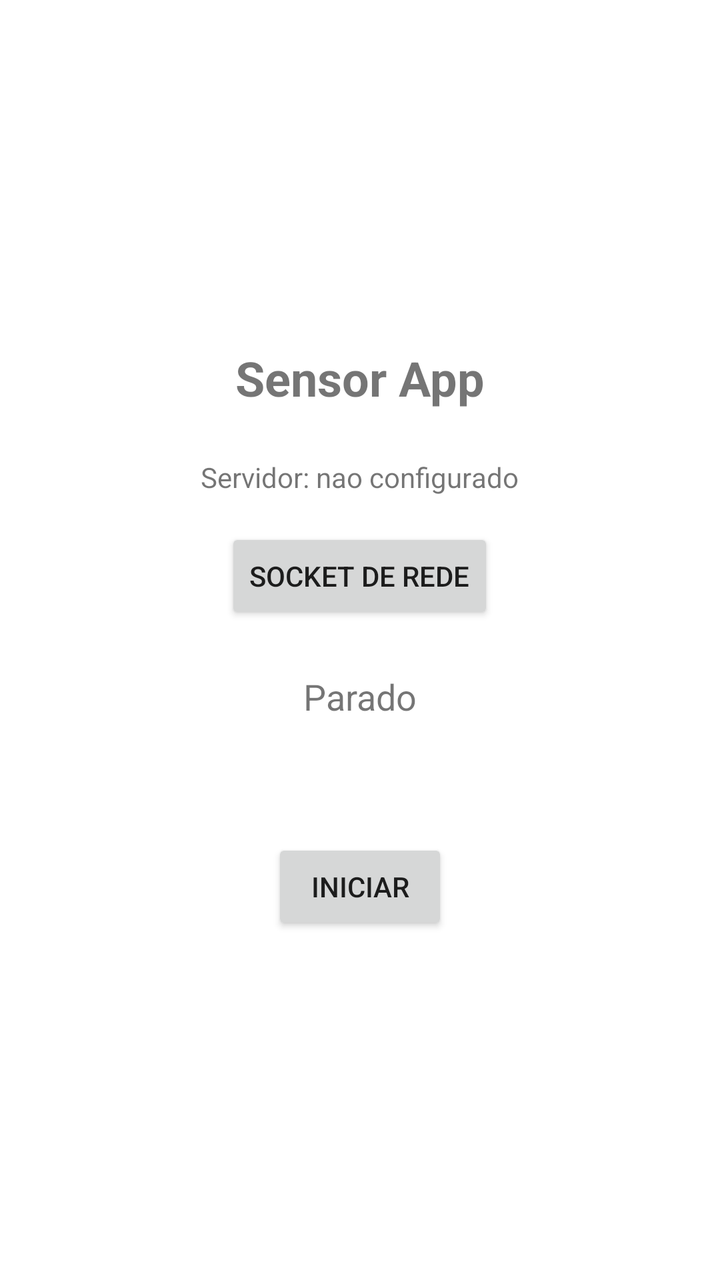
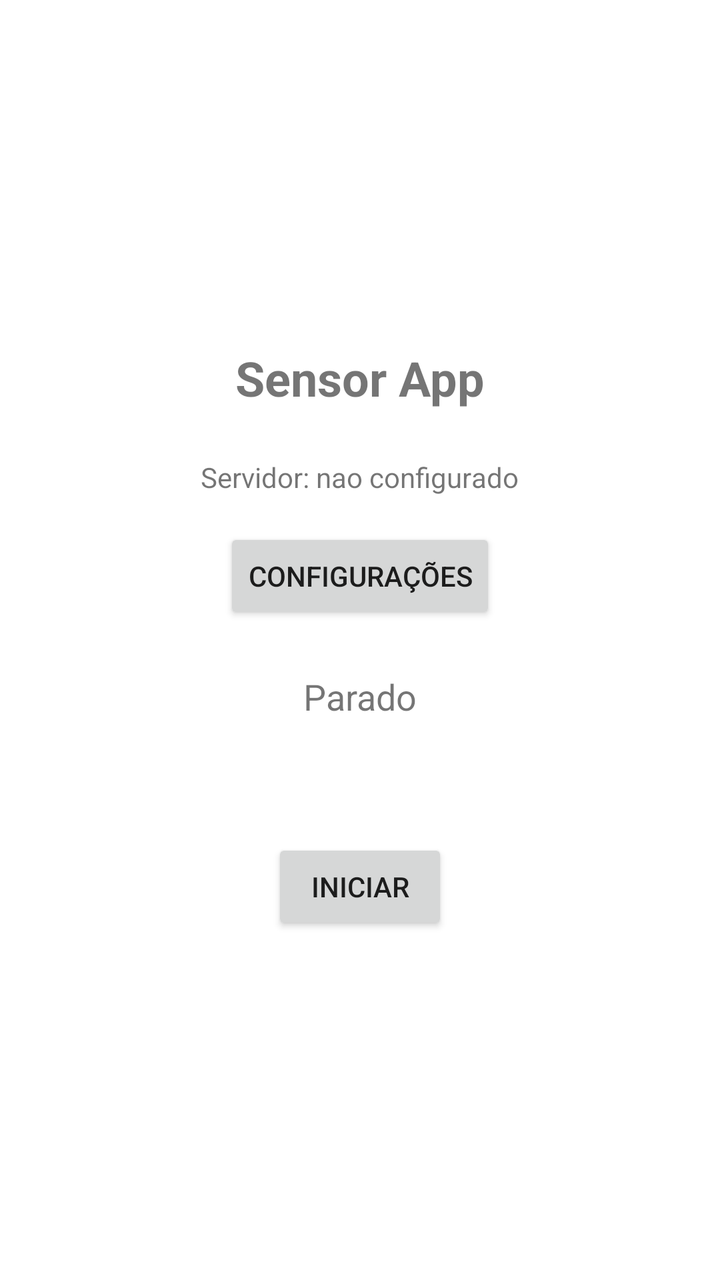

Before-and-after screenshots of an Android layout around one commit, followed by the original layout XML and the change that was made.
<!-- AndroidManifest.xml: application theme Theme.SensorApp -->
<!-- res/layout/activity_main.xml -->
<?xml version="1.0" encoding="utf-8"?>
<LinearLayout xmlns:android="http://schemas.android.com/apk/res/android"
    android:layout_width="match_parent"
    android:layout_height="match_parent"
    android:orientation="vertical"
    android:gravity="center"
    android:padding="32dp">

    <TextView
        android:id="@+id/tvTitulo"
        android:layout_width="wrap_content"
        android:layout_height="wrap_content"
        android:text="Sensor App"
        android:textSize="24sp"
        android:textStyle="bold"
        android:layout_marginBottom="24dp" />

    <TextView
        android:id="@+id/tvServidor"
        android:layout_width="wrap_content"
        android:layout_height="wrap_content"
        android:text="Servidor: nao configurado"
        android:textSize="14sp"
        android:layout_marginBottom="16dp" />

    <Button
        android:id="@+id/btnSocketRede"
        android:layout_width="wrap_content"
        android:layout_height="wrap_content"
        android:text="Socket de Rede"
        android:layout_marginBottom="24dp" />

    <TextView
        android:id="@+id/tvStatus"
        android:layout_width="wrap_content"
        android:layout_height="wrap_content"
        android:text="Parado"
        android:textSize="18sp"
        android:layout_marginBottom="8dp" />

    <TextView
        android:id="@+id/tvUltimoEnvio"
        android:layout_width="wrap_content"
        android:layout_height="wrap_content"
        android:text=""
        android:textSize="14sp"
        android:layout_marginBottom="32dp" />

    <Button
        android:id="@+id/btnStartStop"
        android:layout_width="wrap_content"
        android:layout_height="wrap_content"
        android:text="Iniciar" />

</LinearLayout>
<!-- resources referenced by this layout -->
<resources>
  <style name="Theme.SensorApp" parent="Theme.MaterialComponents.DayNight.NoActionBar" />
</resources>

<!-- the commit's change to res/layout/activity_main.xml (unified diff, before → after) -->
@@ -27,7 +27,7 @@
         android:id="@+id/btnSocketRede"
         android:layout_width="wrap_content"
         android:layout_height="wrap_content"
-        android:text="Socket de Rede"
+        android:text="Configurações"
         android:layout_marginBottom="24dp" />
 
     <TextView
